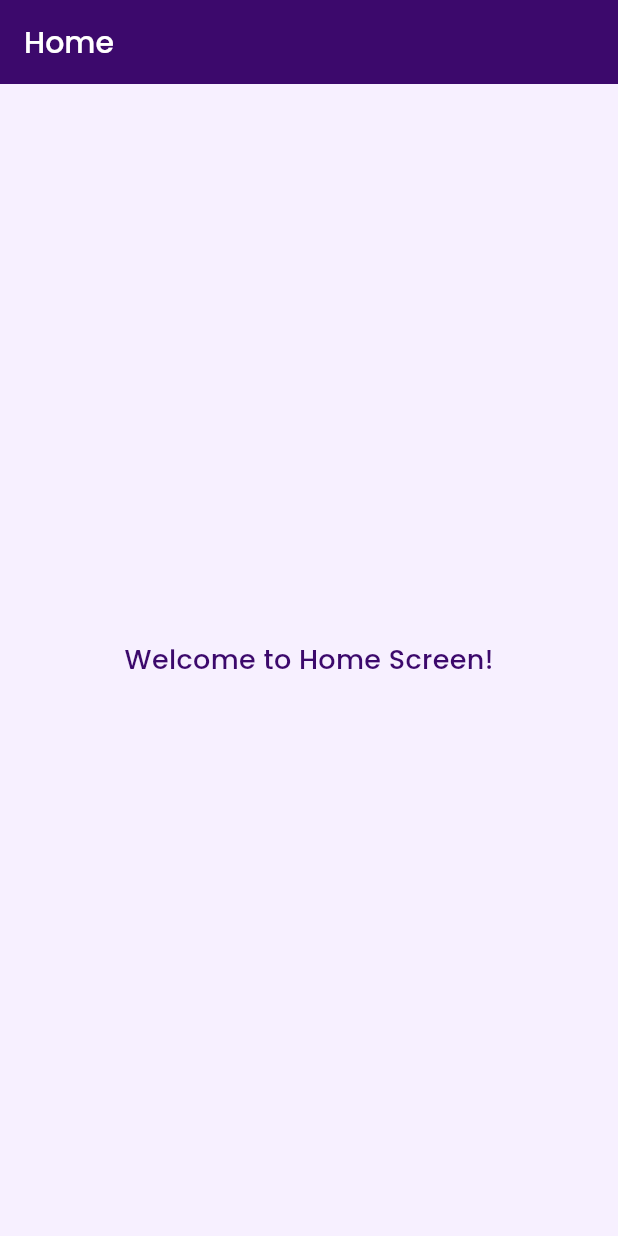
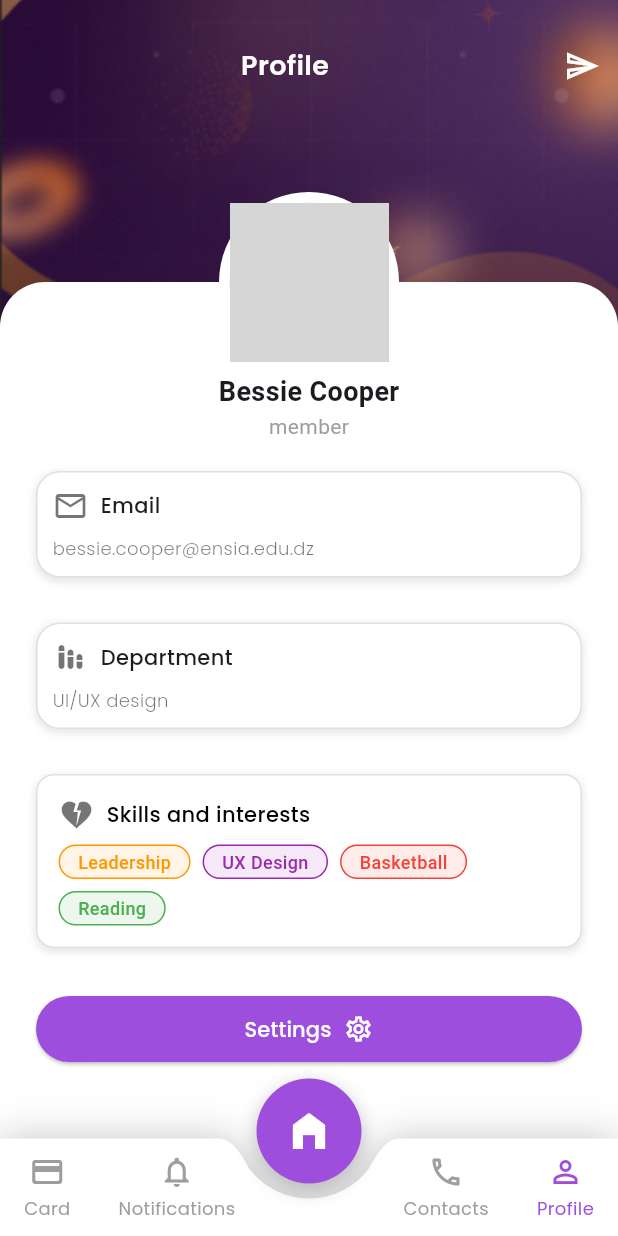
Before and after one commit to BadriAmouri/Skill-Tell_App, a Flutter app: the screen it shows after launch, on a phone screen of 412 x 824 dp. Run offline on Flutter 3.47's test engine with Material 3 defaults, Android fonts, the phone set to English and light mode, and no system bars; network calls fail; grey boxes are pictures that could not be loaded.

Commit message:
profile + profile settings front

```diff
--- /dev/null
+++ b/snt_app/lib/Components/BottomNavBar.dart
@@ -0,0 +1,159 @@
+import 'package:flutter/material.dart';
+import 'package:snt_app/Theme/theme.dart';
+class CustomBottomNavBar extends StatelessWidget {
+  final int currentIndex;
+  final Function(int) onTap;
+  final VoidCallback onHomePressed;
+
+  const CustomBottomNavBar({
+    Key? key,
+    required this.currentIndex,
+    required this.onTap,
+    required this.onHomePressed,
+  }) : super(key: key);
+
+  @override
+  Widget build(BuildContext context) {
+    return Container(
+      decoration: BoxDecoration(
+        color: Colors.transparent,
+      ),
+      height: 90, // more space for overflow
+      child: Stack(
+        clipBehavior: Clip.none,
+        children: [
+          Positioned(
+            bottom: 0,
+            left: 0,
+            right: 0,
+            child: CustomPaint(
+              painter: _NavBarPainter(),
+              child: SizedBox(
+                height: 65,
+                child: Row(
+                  mainAxisAlignment: MainAxisAlignment.spaceAround,
+                  children: [
+                    _navItem(Icons.credit_card_rounded, "Card", 0),
+                    _navItem(Icons.notifications_outlined, "Notifications", 1),
+                    const SizedBox(width: 48), // space for FAB
+                    _navItem(Icons.call_outlined, "Contacts", 2),
+                    _navItem(Icons.person_outline, "Profile", 3),
+                  ],
+                ),
+              ),
+            ),
+          ),
+
+          // Floating Home Button
+          Positioned(
+            top: -15,
+            left: 0,
+            right: 0,
+            child: Center(
+              child: GestureDetector(
+                onTap: onHomePressed,
+                child: Container(
+                  width: 70,
+                  height: 70,
+                  decoration: BoxDecoration(
+                    color: AppColors.Main400 ,
+                    shape: BoxShape.circle,
+                    boxShadow: [
+                      BoxShadow(
+                        color: Colors.black.withOpacity(0.25),
+                        blurRadius: 10,
+                        offset: const Offset(0, 4),
+                      ),
+                    ],
+                  ),
+                  child: const Icon(
+                    Icons.home_filled,
+                    size: 32,
+                    color: Colors.white,
+                  ),
+                ),
+              ),
+            ),
+          ),
+        ],
+      ),
+    );
+  }
+
+  Widget _navItem(IconData icon, String label, int index) {
+    final isActive = currentIndex == index;
+    return InkWell(
+      onTap: () => onTap(index),
+      child: Column(
+        mainAxisAlignment: MainAxisAlignment.center,
+        children: [
+          Icon(
+            icon,
+            color: isActive ? AppColors.Main400 : Colors.grey,
+          ),
+          const SizedBox(height: 4),
+          Text(
+            label,
+            style: TextStyle(
+              color: isActive ?  AppColors.Main400 : Colors.grey,
+              fontSize: 12,
+              fontFamily: 'Poppins',
+            ),
+          ),
+        ],
+      ),
+    );
+  }
+}
+class _NavBarPainter extends CustomPainter {
+  @override
+  void paint(Canvas canvas, Size size) {
+    const double fabRadius = 40.0;
+
+    Path path = Path();
+    path.moveTo(0, 0);
+    path.lineTo((size.width / 2) - fabRadius - 20, 0);
+
+    // Left curve into the cutout
+    path.quadraticBezierTo(
+      (size.width / 2) - fabRadius - 10, 0,
+      (size.width / 2) - fabRadius, 20,
+    );
+
+    // Big central arc for the home button
+    path.arcToPoint(
+      Offset((size.width / 2) + fabRadius, 20),
+      radius: const Radius.circular(50),
+      clockwise: false,
+    );
+
+    // Right curve out of the cutout
+    path.quadraticBezierTo(
+      (size.width / 2) + fabRadius + 10, 0,
+      (size.width / 2) + fabRadius + 20, 0,
+    );
+
+    path.lineTo(size.width, 0);
+    path.lineTo(size.width, size.height);
+    path.lineTo(0, size.height);
+    path.close();
+
+    // --- Draw manual dark shadow ---
+    Paint shadowPaint = Paint()
+      ..color = Colors.black.withOpacity(0.3)
+      ..maskFilter = const MaskFilter.blur(BlurStyle.normal, 15); // Strong blur
+
+    // Shift shadow slightly down
+    canvas.save();
+    canvas.translate(0, 4);
+    canvas.drawPath(path, shadowPaint);
+    canvas.restore();
+
+    // --- Draw navbar background ---
+    Paint bgPaint = Paint()..color = Colors.white;
+    canvas.drawPath(path, bgPaint);
+  }
+
+  @override
+  bool shouldRepaint(covariant CustomPainter oldDelegate) => false;
+}
--- /dev/null
+++ b/snt_app/lib/Screens/Profile_screen.dart
@@ -0,0 +1,282 @@
+import 'package:flutter/material.dart';
+import 'package:snt_app/Theme/theme.dart';
+import 'package:snt_app/Components/BottomNavBar.dart';
+import 'package:snt_app/Screens/Profile_Settings.dart';
+class ProfileScreen extends StatelessWidget {
+  const ProfileScreen({super.key});
+
+  @override
+  Widget build(BuildContext context) {
+    return Scaffold(
+      backgroundColor: Colors.white,
+      body: Stack(
+        children: [
+          // Layer 1: Background image
+          Container(
+            height: 1450,
+            decoration: const BoxDecoration(
+              image: DecorationImage(
+                image: AssetImage('lib/Assets/images/background.png'),
+                fit: BoxFit.cover,
+              ),
+            ),
+          ),
+
+          // Layer 2: Scrollable content
+          SingleChildScrollView(
+            child: Column(
+              children: [
+                const SizedBox(height: 20),
+                Row(
+                  mainAxisAlignment: MainAxisAlignment.spaceBetween,
+                  children: [
+                    const SizedBox(width: 16),
+                    const Text(
+                      "Profile",
+                      style: TextStyle(
+                        fontFamily: 'Poppins',
+                        fontSize: 18,
+                        fontWeight: FontWeight.w600,
+                        color: Colors.white,
+                      ),
+                    ),
+                    IconButton(
+                      icon: const Icon(Icons.send_outlined, color: Colors.white, size: 24),
+                      onPressed: () {
+                        Navigator.pop(context);
+                      },
+                    ),
+                  ],
+                ),
+
+                const SizedBox(height: 120),
+
+                // White container with overlapping profile image
+                Stack(
+                  clipBehavior: Clip.none,
+                  children: [
+                    Container(
+                      height: 700,
+                      padding: const EdgeInsets.symmetric(vertical: 20),
+                      decoration: BoxDecoration(
+                        color: Colors.white,
+                        borderRadius: BorderRadius.only(topLeft: Radius.circular(30), topRight: Radius.circular(30)),
+                        boxShadow: [
+                          BoxShadow(
+                            color: Colors.black.withOpacity(0.05),
+                            blurRadius: 8,
+                            offset: const Offset(0, 4),
+                          ),
+                        ],
+                      ),
+                      child: Column(
+                        children: [
+                          const SizedBox(height: 40), // space for profile pic
+                          const Text(
+                            "Bessie Cooper",
+                            style: TextStyle(
+                              fontSize: 18,
+                              fontWeight: FontWeight.w600,
+                            ),
+                          ),
+                          const Text(
+                            "member",
+                            style: TextStyle(color: Colors.grey, fontSize: 14),
+                          ),
+                          const SizedBox(height: 20),
+
+                          // Email
+                          _infoCard(
+                            icon: Icons.email_outlined,
+                            label: "Email",
+                            value: "bessie.cooper@ensia.edu.dz",
+                          ),
+                          const SizedBox(height: 30),
+
+                          // Department
+                          _infoCard(
+                            icon: Icons.stacked_bar_chart_rounded,
+                            label: "Department",
+                            value: "UI/UX design",
+                          ),
+                          const SizedBox(height: 30),
+
+                          // Skills
+                          _skillsCard([
+                            "Leadership",
+                            "UX Design",
+                            "Basketball",
+                            "Reading"
+                          ]),
+                          const SizedBox(height: 30),
+
+                          // Settings button
+                          Padding(
+                            padding: const EdgeInsets.symmetric(horizontal: 24),
+                            child: ElevatedButton(
+                              style: ElevatedButton.styleFrom(
+                                backgroundColor: AppColors.Main400,
+                                shape: RoundedRectangleBorder(
+                                  borderRadius: BorderRadius.circular(22),
+                                ),
+                                padding: const EdgeInsets.symmetric(vertical: 12, horizontal: 100),
+                              ),
+                              onPressed: () {
+                                Navigator.push(
+                                  context,
+                                  MaterialPageRoute(builder: (context) => const SettingsPage()),
+                                );
+                              },
+                              child: Row(
+                                mainAxisAlignment: MainAxisAlignment.center,
+                                children: const [
+                                  Text(
+                                    "Settings",
+                                    style: TextStyle(
+                                      fontSize: 14,
+                                      fontWeight: FontWeight.w500,
+                                      fontFamily: 'Poppins',
+                                      color: Colors.white,
+                                    ),
+                                  ),
+                                  SizedBox(width: 8),
+                                  Icon(Icons.settings_outlined, color: Colors.white, size: 20),
+                                ],
+                              ),
+                            ),
+                          ),
+                        ],
+                      ),
+                    ),
+
+                    // Positioned profile image
+                    Positioned(
+                      top: -60,
+                      left: 0,
+                      right: 0,
+                      child: CircleAvatar(
+                        radius: 60,
+                        backgroundColor: Colors.white,
+                        child: const CircleAvatar(
+                          radius: 53,
+                          backgroundImage: NetworkImage('https://via.placeholder.com/150'),
+                        ),
+                      ),
+                    ),
+                  ],
+                ),
+              ],
+            ),
+          ),
+        ],
+      ),
+
+      // Bottom navigation bar
+      bottomNavigationBar: CustomBottomNavBar(
+    currentIndex: 3,
+    onTap: (index) {},
+    onHomePressed: () {
+      // Handle home press
+    },
+  ),
+    );
+  }
+
+  static Widget _infoCard({
+    required IconData icon,
+    required String label,
+    required String value,
+  }) {
+    return Container(
+      margin: const EdgeInsets.symmetric(horizontal: 24),
+      padding: const EdgeInsets.all(10),
+      decoration: BoxDecoration(
+        color: Colors.white,
+        borderRadius: BorderRadius.circular(16),
+        border: Border.all(color: Colors.grey.shade300, width: 1 ),
+        boxShadow: [
+        BoxShadow(
+          color: Colors.black.withOpacity(0.1), // soft shadow colour
+          blurRadius: 4,
+          spreadRadius: 0.5, // how soft the shadow is
+          offset: const Offset(0, 2), // horizontal & vertical offset
+        ),
+      ],
+      ),
+      child: Column(
+        mainAxisAlignment: MainAxisAlignment.start,
+        crossAxisAlignment: CrossAxisAlignment.start,
+        children: [
+          Row(children:[
+            Icon(icon, color: Colors.black54),
+            const SizedBox(width: 8),
+          Text(label,
+                    style: const TextStyle(fontSize: 14, fontWeight: FontWeight.w500, fontFamily: 'Poppins')),],),
+                    SizedBox(height: 8,),
+          Text(value,
+              style: const TextStyle(
+                  fontSize: 12, fontWeight: FontWeight.w300, color: Colors.black54, fontFamily: 'Poppins')),
+        ],
+      ),
+    );
+  }
+
+  static Widget _skillsCard(List<String> skills) {
+    final colors = [
+      Colors.orange,
+      Colors.purple,
+      Colors.red,
+      Colors.green,
+    ];
+
+    return Container(
+      margin: const EdgeInsets.symmetric(horizontal: 24),
+      padding: const EdgeInsets.all(14),
+      decoration: BoxDecoration(
+        color: Colors.white,
+        borderRadius: BorderRadius.circular(12),
+        border: Border.all(color: Colors.grey.shade300),
+        boxShadow:
+        [ BoxShadow(color: Colors.black.withOpacity(0.1), // soft shadow colour
+          blurRadius: 4,
+          spreadRadius: 0.5, // how soft the shadow is
+          offset: const Offset(0, 2),)]
+      ),
+      child: Column(
+        crossAxisAlignment: CrossAxisAlignment.start,
+        children: [
+          Row(
+            children: [
+              Icon(Icons.heart_broken, color: Colors.black54),
+              SizedBox(width: 8,),
+              const Text("Skills and interests",
+                  style: TextStyle(fontSize: 14, color: Colors.black, fontWeight: FontWeight.w500, fontFamily: 'Poppins')),
+            ],
+          ),
+          const SizedBox(height: 8),
+          Wrap(
+            spacing: 8,
+            runSpacing: 8,
+            children: List.generate(
+              skills.length,
+              (index) => Container(
+                padding:
+                    const EdgeInsets.symmetric(horizontal: 12, vertical: 2),
+                decoration: BoxDecoration(
+                  color: colors[index % colors.length].withOpacity(0.1),
+                  borderRadius: BorderRadius.circular(20),
+                  border: Border.all(color: colors[index]),
+                ),
+                child: Text(
+                  skills[index],
+                  style: TextStyle(
+                      color: colors[index], fontWeight: FontWeight.w500, fontSize: 12),
+                ),
+              ),
+            ),
+          ),
+        ],
+      ),
+    );
+  }
+}
--- a/snt_app/lib/main.dart
+++ b/snt_app/lib/main.dart
@@ -1,6 +1,6 @@
 import 'package:flutter/material.dart';
 import 'package:snt_app/Screens/home_screen.dart';
-
+import 'Screens/Profile_screen.dart';
 void main() {
   runApp(const MainApp());
 }
@@ -12,7 +12,7 @@ class MainApp extends StatelessWidget {
   Widget build(BuildContext context) {
     return const MaterialApp(
       home: Scaffold(
-        body: HomeScreen()
+        body: ProfileScreen()
       ),
     );
   }
```
Also changed, not shown: snt_app/lib/Screens/Profile_Settings.dart (added, +159 -0 lines), snt_app/pubspec.yaml (+4 -4 lines), snt_app/lib/Assets/images/background.png (added), snt_app/pubspec.lock.
